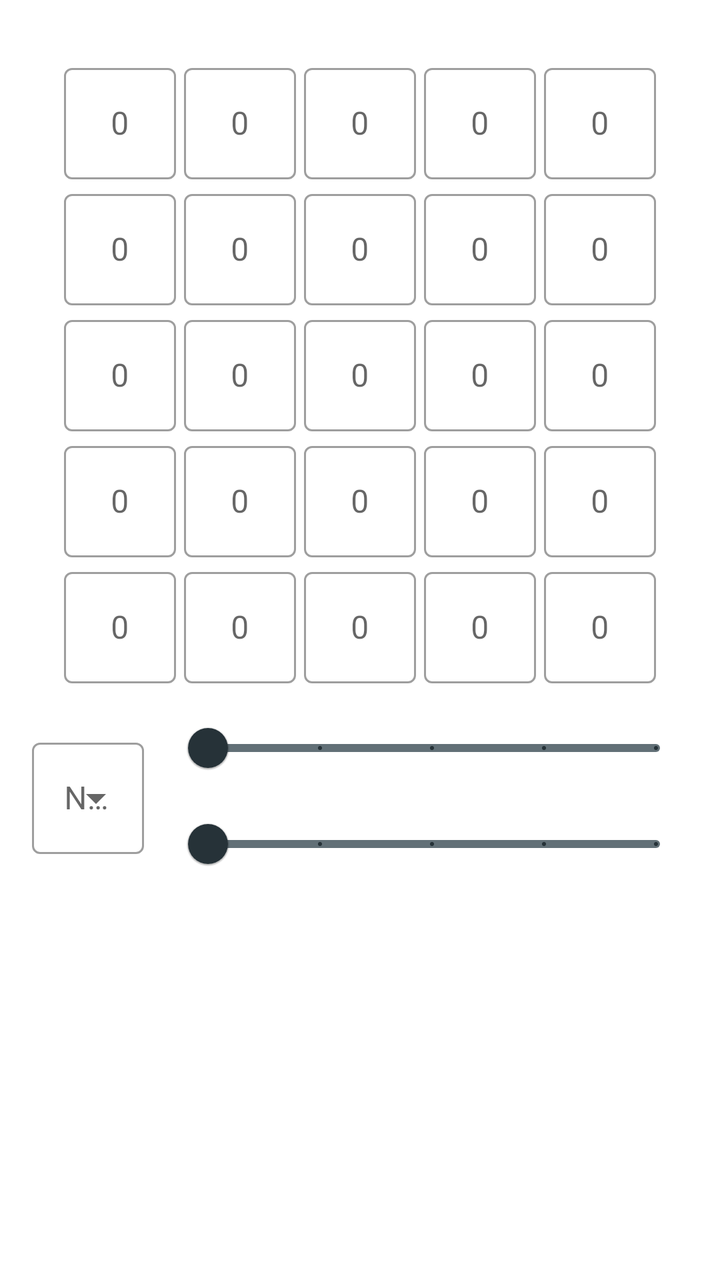
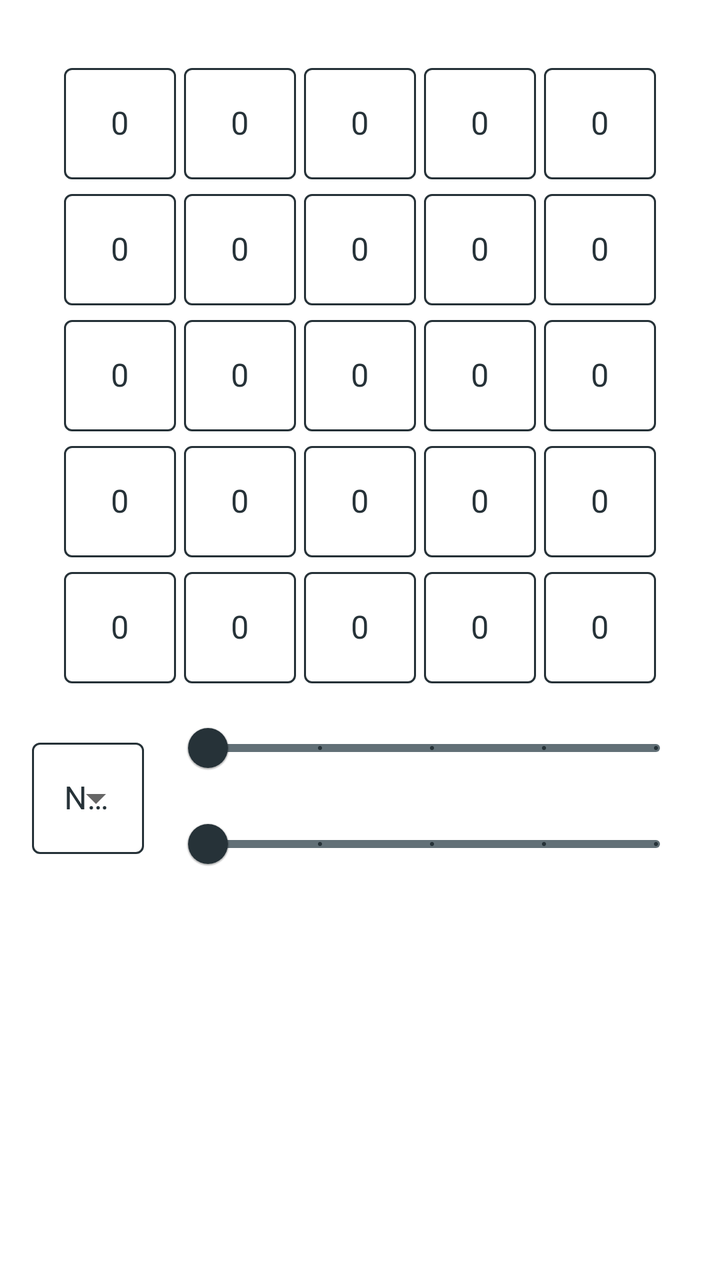

An Android layout rendered at two revisions. The XML below is the earlier revision; the diff shows what the commit changed to produce the second picture.
<!-- AndroidManifest.xml: application theme Theme.Matscape -->
<!-- res/layout/fragment_matrix_edit.xml -->
<?xml version="1.0" encoding="utf-8"?>
<androidx.constraintlayout.widget.ConstraintLayout xmlns:android="http://schemas.android.com/apk/res/android"
    xmlns:app="http://schemas.android.com/apk/res-auto"
    xmlns:tools="http://schemas.android.com/tools"
    android:layout_width="match_parent"
    android:layout_height="match_parent"
    tools:context=".Fragments.MatrixFragments.EditMatrixFragment">

    <HorizontalScrollView
        android:id="@+id/horizontalScrollView"
        android:layout_width="wrap_content"
        android:layout_height="wrap_content"
        android:layout_marginTop="22dp"
        android:scrollbars="none"
        app:layout_constraintBottom_toTopOf="@+id/EditMatrixGuideLine"
        app:layout_constraintEnd_toEndOf="parent"
        app:layout_constraintStart_toStartOf="parent"
        app:layout_constraintTop_toTopOf="parent">

        <LinearLayout
            android:layout_width="wrap_content"
            android:layout_height="wrap_content"
            android:orientation="horizontal">

            <LinearLayout
                style="@style/ChangeMatrixLinearLayouts"
                app:layout_constraintTop_toBottomOf="@+id/imageView">

                <com.google.android.material.textfield.TextInputLayout
                    android:id="@+id/ChangeMatrixLayout11"
                    style="@style/ChangeMatrixFieldsContainer">

                    <com.google.android.material.textfield.TextInputEditText
                        android:id="@+id/ChangeMatrixField11"
                        style="@style/ChangeMatrixMaterialField" />

                </com.google.android.material.textfield.TextInputLayout>

                <com.google.android.material.textfield.TextInputLayout
                    android:id="@+id/ChangeMatrixLayout21"
                    style="@style/ChangeMatrixFieldsContainer">

                    <com.google.android.material.textfield.TextInputEditText
                        android:id="@+id/ChangeMatrixField21"
                        style="@style/ChangeMatrixMaterialField" />

                </com.google.android.material.textfield.TextInputLayout>

                <com.google.android.material.textfield.TextInputLayout
                    android:id="@+id/ChangeMatrixLayout31"
                    style="@style/ChangeMatrixFieldsContainer">

                    <com.google.android.material.textfield.TextInputEditText
                        android:id="@+id/ChangeMatrixField31"
                        style="@style/ChangeMatrixMaterialField" />

                </com.google.android.material.textfield.TextInputLayout>

                <com.google.android.material.textfield.TextInputLayout
                    android:id="@+id/ChangeMatrixLayout41"
                    style="@style/ChangeMatrixFieldsContainer">

                    <com.google.android.material.textfield.TextInputEditText
                        android:id="@+id/ChangeMatrixField41"
                        style="@style/ChangeMatrixMaterialField" />

                </com.google.android.material.textfield.TextInputLayout>

                <com.google.android.material.textfield.TextInputLayout
                    android:id="@+id/ChangeMatrixLayout51"
                    style="@style/ChangeMatrixFieldsContainer">

                    <com.google.android.material.textfield.TextInputEditText
                        android:id="@+id/ChangeMatrixField51"
                        style="@style/ChangeMatrixMaterialField" />

                </com.google.android.material.textfield.TextInputLayout>

            </LinearLayout>

            <LinearLayout
                style="@style/ChangeMatrixLinearLayouts"
                app:layout_constraintTop_toBottomOf="@+id/imageView">

                <com.google.android.material.textfield.TextInputLayout
                    android:id="@+id/ChangeMatrixLayout12"
                    style="@style/ChangeMatrixFieldsContainer">

                    <com.google.android.material.textfield.TextInputEditText
                        android:id="@+id/ChangeMatrixField12"
                        style="@style/ChangeMatrixMaterialField" />

                </com.google.android.material.textfield.TextInputLayout>

                <com.google.android.material.textfield.TextInputLayout
                    android:id="@+id/ChangeMatrixLayout22"
                    style="@style/ChangeMatrixFieldsContainer">

                    <com.google.android.material.textfield.TextInputEditText
                        android:id="@+id/ChangeMatrixField22"
                        style="@style/ChangeMatrixMaterialField" />

                </com.google.android.material.textfield.TextInputLayout>

                <com.google.android.material.textfield.TextInputLayout
                    android:id="@+id/ChangeMatrixLayout32"
                    style="@style/ChangeMatrixFieldsContainer">

                    <com.google.android.material.textfield.TextInputEditText
                        android:id="@+id/ChangeMatrixField32"
                        style="@style/ChangeMatrixMaterialField" />

                </com.google.android.material.textfield.TextInputLayout>

                <com.google.android.material.textfield.TextInputLayout
                    android:id="@+id/ChangeMatrixLayout42"
                    style="@style/ChangeMatrixFieldsContainer">

                    <com.google.android.material.textfield.TextInputEditText
                        android:id="@+id/ChangeMatrixField42"
                        style="@style/ChangeMatrixMaterialField" />

                </com.google.android.material.textfield.TextInputLayout>

                <com.google.android.material.textfield.TextInputLayout
                    android:id="@+id/ChangeMatrixLayout52"
                    style="@style/ChangeMatrixFieldsContainer">

                    <com.google.android.material.textfield.TextInputEditText
                        android:id="@+id/ChangeMatrixField52"
                        style="@style/ChangeMatrixMaterialField" />

                </com.google.android.material.textfield.TextInputLayout>

            </LinearLayout>

            <LinearLayout
                style="@style/ChangeMatrixLinearLayouts"
                app:layout_constraintTop_toBottomOf="@+id/imageView">

                <com.google.android.material.textfield.TextInputLayout
                    android:id="@+id/ChangeMatrixLayout13"
                    style="@style/ChangeMatrixFieldsContainer">

                    <com.google.android.material.textfield.TextInputEditText
                        android:id="@+id/ChangeMatrixField13"
                        style="@style/ChangeMatrixMaterialField" />

                </com.google.android.material.textfield.TextInputLayout>

                <com.google.android.material.textfield.TextInputLayout
                    android:id="@+id/ChangeMatrixLayout23"
                    style="@style/ChangeMatrixFieldsContainer">

                    <com.google.android.material.textfield.TextInputEditText
                        android:id="@+id/ChangeMatrixField23"
                        style="@style/ChangeMatrixMaterialField" />

                </com.google.android.material.textfield.TextInputLayout>

                <com.google.android.material.textfield.TextInputLayout
                    android:id="@+id/ChangeMatrixLayout33"
                    style="@style/ChangeMatrixFieldsContainer">

                    <com.google.android.material.textfield.TextInputEditText
                        android:id="@+id/ChangeMatrixField33"
                        style="@style/ChangeMatrixMaterialField" />

                </com.google.android.material.textfield.TextInputLayout>

                <com.google.android.material.textfield.TextInputLayout
                    android:id="@+id/ChangeMatrixLayout43"
                    style="@style/ChangeMatrixFieldsContainer">

                    <com.google.android.material.textfield.TextInputEditText
                        android:id="@+id/ChangeMatrixField43"
                        style="@style/ChangeMatrixMaterialField" />

                </com.google.android.material.textfield.TextInputLayout>

                <com.google.android.material.textfield.TextInputLayout
                    android:id="@+id/ChangeMatrixLayout53"
                    style="@style/ChangeMatrixFieldsContainer">

                    <com.google.android.material.textfield.TextInputEditText
                        android:id="@+id/ChangeMatrixField53"
                        style="@style/ChangeMatrixMaterialField" />

                </com.google.android.material.textfield.TextInputLayout>

            </LinearLayout>

            <LinearLayout
                style="@style/ChangeMatrixLinearLayouts"
                app:layout_constraintTop_toBottomOf="@+id/imageView">

                <com.google.android.material.textfield.TextInputLayout
                    android:id="@+id/ChangeMatrixLayout14"
                    style="@style/ChangeMatrixFieldsContainer">

                    <com.google.android.material.textfield.TextInputEditText
                        android:id="@+id/ChangeMatrixField14"
                        style="@style/ChangeMatrixMaterialField" />

                </com.google.android.material.textfield.TextInputLayout>

                <com.google.android.material.textfield.TextInputLayout
                    android:id="@+id/ChangeMatrixLayout24"
                    style="@style/ChangeMatrixFieldsContainer">

                    <com.google.android.material.textfield.TextInputEditText
                        android:id="@+id/ChangeMatrixField24"
                        style="@style/ChangeMatrixMaterialField" />

                </com.google.android.material.textfield.TextInputLayout>

                <com.google.android.material.textfield.TextInputLayout
                    android:id="@+id/ChangeMatrixLayout34"
                    style="@style/ChangeMatrixFieldsContainer">

                    <com.google.android.material.textfield.TextInputEditText
                        android:id="@+id/ChangeMatrixField34"
                        style="@style/ChangeMatrixMaterialField" />

                </com.google.android.material.textfield.TextInputLayout>

                <com.google.android.material.textfield.TextInputLayout
                    android:id="@+id/ChangeMatrixLayout44"
                    style="@style/ChangeMatrixFieldsContainer">

                    <com.google.android.material.textfield.TextInputEditText
                        android:id="@+id/ChangeMatrixField44"
                        style="@style/ChangeMatrixMaterialField" />

                </com.google.android.material.textfield.TextInputLayout>

                <com.google.android.material.textfield.TextInputLayout
                    android:id="@+id/ChangeMatrixLayout54"
                    style="@style/ChangeMatrixFieldsContainer">

                    <com.google.android.material.textfield.TextInputEditText
                        android:id="@+id/ChangeMatrixField54"
                        style="@style/ChangeMatrixMaterialField" />

                </com.google.android.material.textfield.TextInputLayout>

            </LinearLayout>

            <LinearLayout
                style="@style/ChangeMatrixLinearLayouts"
                app:layout_constraintTop_toBottomOf="@+id/imageView">

                <com.google.android.material.textfield.TextInputLayout
                    android:id="@+id/ChangeMatrixLayout15"
                    style="@style/ChangeMatrixFieldsContainer">

                    <com.google.android.material.textfield.TextInputEditText
                        android:id="@+id/ChangeMatrixField15"
                        style="@style/ChangeMatrixMaterialField" />

                </com.google.android.material.textfield.TextInputLayout>

                <com.google.android.material.textfield.TextInputLayout
                    android:id="@+id/ChangeMatrixLayout25"
                    style="@style/ChangeMatrixFieldsContainer">

                    <com.google.android.material.textfield.TextInputEditText
                        android:id="@+id/ChangeMatrixField25"
                        style="@style/ChangeMatrixMaterialField" />

                </com.google.android.material.textfield.TextInputLayout>

                <com.google.android.material.textfield.TextInputLayout
                    android:id="@+id/ChangeMatrixLayout35"
                    style="@style/ChangeMatrixFieldsContainer">

                    <com.google.android.material.textfield.TextInputEditText
                        android:id="@+id/ChangeMatrixField35"
                        style="@style/ChangeMatrixMaterialField" />

                </com.google.android.material.textfield.TextInputLayout>

                <com.google.android.material.textfield.TextInputLayout
                    android:id="@+id/ChangeMatrixLayout45"
                    style="@style/ChangeMatrixFieldsContainer">

                    <com.google.android.material.textfield.TextInputEditText
                        android:id="@+id/ChangeMatrixField45"
                        style="@style/ChangeMatrixMaterialField" />

                </com.google.android.material.textfield.TextInputLayout>

                <com.google.android.material.textfield.TextInputLayout
                    android:id="@+id/ChangeMatrixLayout55"
                    style="@style/ChangeMatrixFieldsContainer">

                    <com.google.android.material.textfield.TextInputEditText
                        android:id="@+id/ChangeMatrixField55"
                        style="@style/ChangeMatrixMaterialField" />

                </com.google.android.material.textfield.TextInputLayout>

            </LinearLayout>

        </LinearLayout>
    </HorizontalScrollView>

    <androidx.constraintlayout.widget.Guideline
        android:id="@+id/EditMatrixGuideLine"
        android:layout_width="wrap_content"
        android:layout_height="wrap_content"
        android:orientation="horizontal"
        app:layout_constraintGuide_begin="350dp" />

    <com.google.android.material.textfield.TextInputLayout

        android:id="@+id/textInputLayout"
        style="@style/Widget.MaterialComponents.TextInputLayout.OutlinedBox.ExposedDropdownMenu"
        android:layout_width="wrap_content"
        android:layout_height="wrap_content"
        android:layout_marginStart="16dp"
        android:layout_marginTop="16dp"
        android:hint="@string/hint_spinner"
        android:orientation="horizontal"
        app:layout_constraintStart_toStartOf="parent"
        app:layout_constraintTop_toBottomOf="@+id/EditMatrixGuideLine">

        <AutoCompleteTextView
            android:id="@+id/MatrixNamesSpinner"
            android:layout_width="match_parent"
            android:layout_height="wrap_content"
            android:inputType="none"
            tools:ignore="LabelFor" />

    </com.google.android.material.textfield.TextInputLayout>

    <com.google.android.material.slider.Slider
        android:id="@+id/EditMatrixRowsSlider"
        style="@style/MatrixDimensionsSliders"
        app:layout_constraintEnd_toEndOf="parent"
        app:layout_constraintStart_toEndOf="@+id/textInputLayout"
        app:layout_constraintTop_toTopOf="@+id/EditMatrixGuideLine" />


    <com.google.android.material.slider.Slider
        android:id="@+id/EditMatrixColumnsSlider"
        style="@style/MatrixDimensionsSliders"
        app:layout_constraintEnd_toEndOf="parent"
        app:layout_constraintStart_toEndOf="@+id/textInputLayout"
        app:layout_constraintTop_toBottomOf="@+id/EditMatrixRowsSlider" />


    <androidx.cardview.widget.CardView
        android:id="@+id/EditNumpadCardView"
        android:layout_width="match_parent"
        android:layout_height="wrap_content"
        android:layout_margin="5dp"
        android:visibility="gone"
        app:layout_constraintBottom_toBottomOf="parent"
        app:layout_constraintEnd_toEndOf="parent"
        app:layout_constraintStart_toStartOf="parent">

    </androidx.cardview.widget.CardView>


</androidx.constraintlayout.widget.ConstraintLayout>
<!-- resources referenced by this layout -->
<resources>
  <string name="hint_spinner">Name</string>
  <style name="ChangeMatrixFieldsContainer" parent="@style/Widget.MaterialComponents.TextInputLayout.OutlinedBox">
          <item name="android:layout_width">wrap_content</item>
          <item name="android:layout_height">wrap_content</item>
          <item name="android:gravity">center</item>
          <item name="android:hint">@string/hint_textInputLayout</item>
      </style>
      
      //for ChangeMatrix Matrix Fields
  <style name="ChangeMatrixLinearLayouts">
          <item name="android:layout_width">wrap_content</item>
          <item name="android:layout_height">wrap_content</item>
          <item name="android:orientation">vertical</item>
          <item name="android:gravity">center</item>
      </style>
  
      //for ChangeMatrix Material Fields Containers
  <style name="ChangeMatrixMaterialField">
          <item name="android:layout_width">wrap_content</item>
          <item name="android:layout_height">wrap_content</item>
          <item name="android:layout_margin">2dp</item>
          <item name="android:inputType">numberSigned</item>
          <item name="android:gravity">center</item>
      </style>
  
      //for EditMatrixFragment Keypad Material buttons
  <style name="MatrixDimensionsSliders">
          <item name="android:layout_width">0dp</item>
          <item name="android:layout_height">0dp</item>
          <item name="android:stepSize">1</item>
          <item name="android:valueFrom">1</item>
          <item name="android:valueTo">5</item>
          <item name="android:layout_marginEnd">16dp</item>
          <item name="android:layout_marginStart">16dp</item>
          <item name="haloColor">@color/icon_color</item>
          <item name="thumbColor">@color/icon_color</item>
          <item name="trackColorActive">@color/icon_color</item>
          <item name="trackColorInactive">@color/light_blue_black</item>
          <item name="tickColor">@color/icon_color</item>
      </style>
  
      //for Settings Default Matrix Preview Bullets
  <style name="Theme.Matscape" parent="Theme.MaterialComponents.DayNight.NoActionBar">
          
          <item name="colorPrimary">@color/blue_black</item>
          <item name="colorPrimaryVariant">@color/light_blue_black</item>
          <item name="colorOnPrimary">@color/white</item>
          
          <item name="colorSecondary">@color/blue_black</item>
          <item name="colorSecondaryVariant">@color/light_blue_black</item>
          <item name="colorOnSecondary">@color/black</item>
          
          <item name="android:statusBarColor" tools:targetApi="l">?attr/colorPrimary</item>
          
          <item name="android:textColor">@color/blue_black</item>
      </style>
  <string name="hint_textInputLayout" translatable="false">0</string>
  <color name="icon_color">#263238</color>
  <color name="light_blue_black">#627077</color>
  <color name="blue_black">#263238</color>
  <color name="white">#FFFFFFFF</color>
  <color name="black">#FF000000</color>
</resources>

<!-- the commit's change to res/layout/fragment_matrix_edit.xml (unified diff, before → after) -->
@@ -4,6 +4,7 @@
     xmlns:tools="http://schemas.android.com/tools"
     android:layout_width="match_parent"
     android:layout_height="match_parent"
+    android:background="@color/home_bg_color"
     tools:context=".Fragments.MatrixFragments.EditMatrixFragment">
 
     <HorizontalScrollView
@@ -313,7 +314,6 @@
         app:layout_constraintGuide_begin="350dp" />
 
     <com.google.android.material.textfield.TextInputLayout
-
         android:id="@+id/textInputLayout"
         style="@style/Widget.MaterialComponents.TextInputLayout.OutlinedBox.ExposedDropdownMenu"
         android:layout_width="wrap_content"
@@ -321,6 +321,9 @@
         android:layout_marginStart="16dp"
         android:layout_marginTop="16dp"
         android:hint="@string/hint_spinner"
+        app:boxStrokeColor="@color/mtrl_textinput_default_box_stroke_color"
+        app:hintTextColor="@color/mtrl_textinput_default_box_stroke_color"
+        android:textColorHint="@color/mtrl_textinput_default_box_stroke_color"
         android:orientation="horizontal"
         app:layout_constraintStart_toStartOf="parent"
         app:layout_constraintTop_toBottomOf="@+id/EditMatrixGuideLine">
@@ -330,6 +333,7 @@
             android:layout_width="match_parent"
             android:layout_height="wrap_content"
             android:inputType="none"
+            android:textColor="@color/mtrl_textinput_default_box_stroke_color"
             tools:ignore="LabelFor" />
 
     </com.google.android.material.textfield.TextInputLayout>
<!-- resource entries referenced after the edit -->
@@ -1,10 +1,15 @@
 <!-- resources referenced by this layout -->
 <resources>
+  <color name="home_bg_color">#FFFFFF</color>
+  <color name="mtrl_textinput_default_box_stroke_color" tools:override="true">#263238</color>
   <string name="hint_spinner">Name</string>
   <style name="ChangeMatrixFieldsContainer" parent="@style/Widget.MaterialComponents.TextInputLayout.OutlinedBox">
           <item name="android:layout_width">wrap_content</item>
           <item name="android:layout_height">wrap_content</item>
           <item name="android:gravity">center</item>
+          <item name="boxStrokeColor">@color/mtrl_textinput_default_box_stroke_color</item>
+          <item name="android:textColorHint">@color/mtrl_textinput_default_box_stroke_color</item>
+          <item name="hintTextColor">@color/mtrl_textinput_default_box_stroke_color</item>
           <item name="android:hint">@string/hint_textInputLayout</item>
       </style>
       
@@ -22,6 +27,7 @@
           <item name="android:layout_height">wrap_content</item>
           <item name="android:layout_margin">2dp</item>
           <item name="android:inputType">numberSigned</item>
+          <item name="android:textColor">@color/mtrl_textinput_default_box_stroke_color</item>
           <item name="android:gravity">center</item>
       </style>
   
